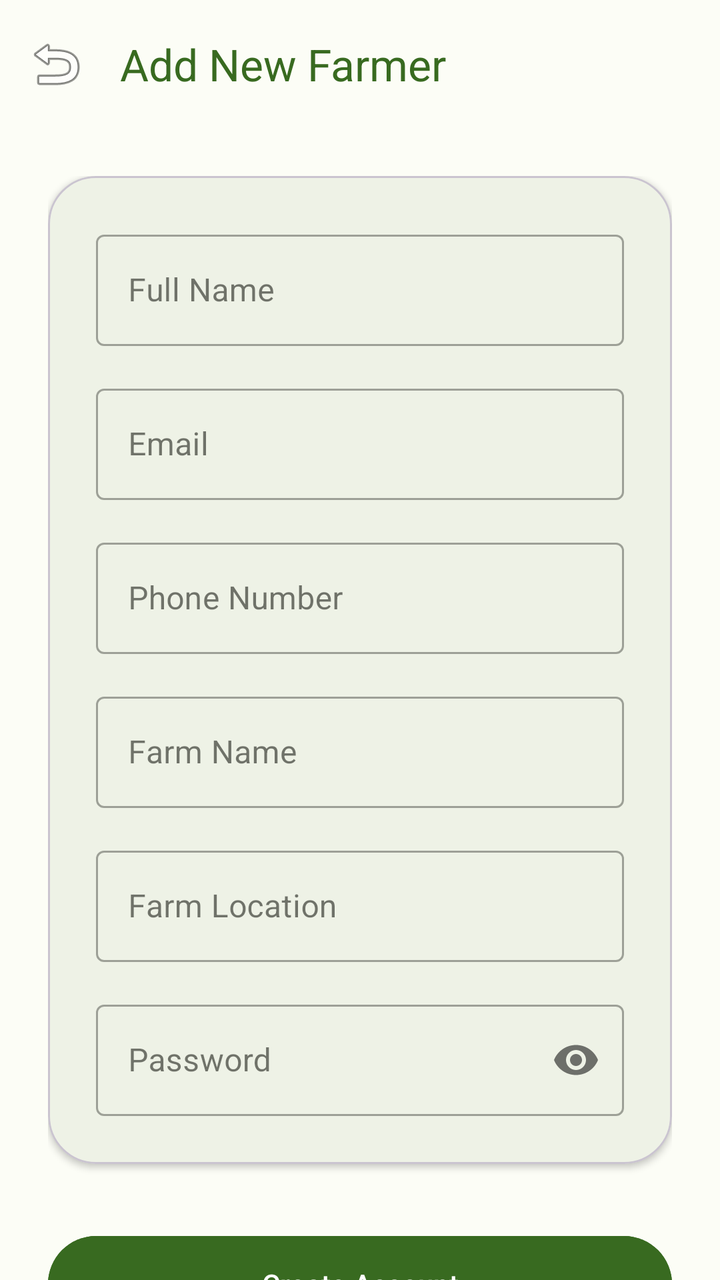
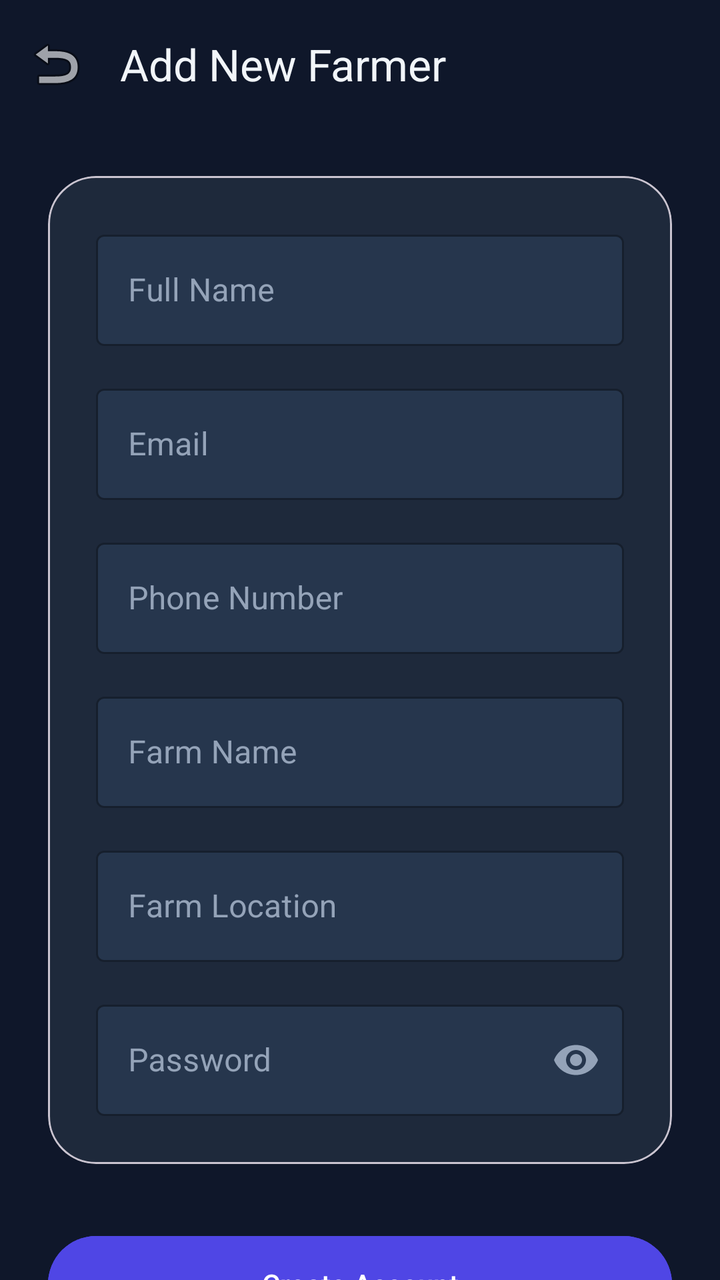

Compare the two renders of this Android layout. The source of the first and the diff that turns it into the second are given below.
<!-- AndroidManifest.xml: application theme Theme.AgriFlow -->
<!-- res/layout/activity_add_farmer.xml -->
<?xml version="1.0" encoding="utf-8"?>
<androidx.coordinatorlayout.widget.CoordinatorLayout xmlns:android="http://schemas.android.com/apk/res/android"
    xmlns:app="http://schemas.android.com/apk/res-auto"
    xmlns:tools="http://schemas.android.com/tools"
    android:layout_width="match_parent"
    android:layout_height="match_parent"
    android:background="@color/bg_light_cream"
    tools:context=".AddFarmerActivity">

    <com.google.android.material.appbar.AppBarLayout
        android:layout_width="match_parent"
        android:layout_height="wrap_content"
        android:background="@android:color/transparent"
        app:elevation="0dp">

        <androidx.appcompat.widget.Toolbar
            android:id="@+id/toolbar"
            android:layout_width="match_parent"
            android:layout_height="?attr/actionBarSize"
            app:navigationIcon="@android:drawable/ic_menu_revert"
            app:navigationIconTint="@color/primary_dark_green"
            app:title="Add New Farmer"
            app:titleTextColor="@color/primary_dark_green" />
    </com.google.android.material.appbar.AppBarLayout>

    <androidx.core.widget.NestedScrollView
        android:layout_width="match_parent"
        android:layout_height="match_parent"
        app:layout_behavior="@string/appbar_scrolling_view_behavior">

        <LinearLayout
            android:layout_width="match_parent"
            android:layout_height="wrap_content"
            android:orientation="vertical"
            android:padding="24dp">

            <com.google.android.material.card.MaterialCardView
                android:layout_width="match_parent"
                android:layout_height="wrap_content"
                app:cardCornerRadius="24dp"
                app:cardElevation="2dp">

                <LinearLayout
                    android:layout_width="match_parent"
                    android:layout_height="wrap_content"
                    android:orientation="vertical"
                    android:padding="24dp">

                    <com.google.android.material.textfield.TextInputLayout
                        android:layout_width="match_parent"
                        android:layout_height="wrap_content"
                        android:hint="@string/full_name"
                        style="@style/Widget.MaterialComponents.TextInputLayout.OutlinedBox">
                        <com.google.android.material.textfield.TextInputEditText
                            android:id="@+id/etFullName"
                            android:layout_width="match_parent"
                            android:layout_height="wrap_content"
                            android:inputType="textPersonName" />
                    </com.google.android.material.textfield.TextInputLayout>

                    <com.google.android.material.textfield.TextInputLayout
                        android:layout_width="match_parent"
                        android:layout_height="wrap_content"
                        android:layout_marginTop="16dp"
                        android:hint="@string/email"
                        style="@style/Widget.MaterialComponents.TextInputLayout.OutlinedBox">
                        <com.google.android.material.textfield.TextInputEditText
                            android:id="@+id/etEmail"
                            android:layout_width="match_parent"
                            android:layout_height="wrap_content"
                            android:inputType="textEmailAddress" />
                    </com.google.android.material.textfield.TextInputLayout>

                    <com.google.android.material.textfield.TextInputLayout
                        android:layout_width="match_parent"
                        android:layout_height="wrap_content"
                        android:layout_marginTop="16dp"
                        android:hint="@string/phone"
                        style="@style/Widget.MaterialComponents.TextInputLayout.OutlinedBox">
                        <com.google.android.material.textfield.TextInputEditText
                            android:id="@+id/etPhone"
                            android:layout_width="match_parent"
                            android:layout_height="wrap_content"
                            android:inputType="phone" />
                    </com.google.android.material.textfield.TextInputLayout>

                    <com.google.android.material.textfield.TextInputLayout
                        android:layout_width="match_parent"
                        android:layout_height="wrap_content"
                        android:layout_marginTop="16dp"
                        android:hint="@string/farm_name"
                        style="@style/Widget.MaterialComponents.TextInputLayout.OutlinedBox">
                        <com.google.android.material.textfield.TextInputEditText
                            android:id="@+id/etFarmName"
                            android:layout_width="match_parent"
                            android:layout_height="wrap_content"
                            android:inputType="text" />
                    </com.google.android.material.textfield.TextInputLayout>

                    <com.google.android.material.textfield.TextInputLayout
                        android:layout_width="match_parent"
                        android:layout_height="wrap_content"
                        android:layout_marginTop="16dp"
                        android:hint="@string/farm_location"
                        style="@style/Widget.MaterialComponents.TextInputLayout.OutlinedBox">
                        <com.google.android.material.textfield.TextInputEditText
                            android:id="@+id/etFarmLocation"
                            android:layout_width="match_parent"
                            android:layout_height="wrap_content"
                            android:inputType="text" />
                    </com.google.android.material.textfield.TextInputLayout>

                    <com.google.android.material.textfield.TextInputLayout
                        android:layout_width="match_parent"
                        android:layout_height="wrap_content"
                        android:layout_marginTop="16dp"
                        android:hint="@string/password"
                        app:passwordToggleEnabled="true"
                        style="@style/Widget.MaterialComponents.TextInputLayout.OutlinedBox">
                        <com.google.android.material.textfield.TextInputEditText
                            android:id="@+id/etPassword"
                            android:layout_width="match_parent"
                            android:layout_height="wrap_content"
                            android:inputType="textPassword" />
                    </com.google.android.material.textfield.TextInputLayout>

                </LinearLayout>
            </com.google.android.material.card.MaterialCardView>

            <Button
                android:id="@+id/btnAddFarmer"
                android:layout_width="match_parent"
                android:layout_height="56dp"
                android:layout_marginTop="32dp"
                android:backgroundTint="@color/primary_dark_green"
                android:text="@string/create_account"
                android:textAllCaps="false"
                android:textColor="@color/white"
                app:cornerRadius="28dp" />

            <ProgressBar
                android:id="@+id/progressBar"
                android:layout_width="wrap_content"
                android:layout_height="wrap_content"
                android:layout_gravity="center"
                android:layout_marginTop="16dp"
                android:visibility="gone"
                android:indeterminateTint="@color/primary_dark_green" />

        </LinearLayout>
    </androidx.core.widget.NestedScrollView>

</androidx.coordinatorlayout.widget.CoordinatorLayout>
<!-- resources referenced by this layout -->
<resources>
  <color name="bg_light_cream">#FCFDF6</color>
  <color name="primary_dark_green">#386A20</color>
  <color name="white">#FFFFFFFF</color>
  <string name="create_account">Create Account</string>
  <string name="email">Email</string>
  <string name="farm_location">Farm Location</string>
  <string name="farm_name">Farm Name</string>
  <string name="full_name">Full Name</string>
  <string name="password">Password</string>
  <string name="phone">Phone Number</string>
  <style name="Theme.AgriFlow" parent="Base.Theme.AgriFlow" />
  <style name="Base.Theme.AgriFlow" parent="Theme.Material3.DayNight.NoActionBar">
          
          <item name="colorPrimary">@color/primary_dark_green</item>
          <item name="android:windowBackground">@color/bg_light_cream</item>
          <item name="colorSurface">@color/bg_light_cream</item>
          <item name="colorOnSurface">@color/on_surface</item>
          <item name="colorSecondary">@color/on_surface_variant</item>
      </style>
  <color name="on_surface">#1A1C16</color>
  <color name="on_surface_variant">#43483D</color>
</resources>

<!-- the commit's change to res/layout/activity_add_farmer.xml (unified diff, before → after) -->
@@ -2,15 +2,16 @@
 <androidx.coordinatorlayout.widget.CoordinatorLayout xmlns:android="http://schemas.android.com/apk/res/android"
     xmlns:app="http://schemas.android.com/apk/res-auto"
     xmlns:tools="http://schemas.android.com/tools"
+    android:id="@+id/main_add_farmer"
     android:layout_width="match_parent"
     android:layout_height="match_parent"
-    android:background="@color/bg_light_cream"
+    android:background="@color/iot_bg"
     tools:context=".AddFarmerActivity">
 
     <com.google.android.material.appbar.AppBarLayout
         android:layout_width="match_parent"
         android:layout_height="wrap_content"
-        android:background="@android:color/transparent"
+        android:background="@color/iot_bg"
         app:elevation="0dp">
 
         <androidx.appcompat.widget.Toolbar
@@ -18,9 +19,9 @@
             android:layout_width="match_parent"
             android:layout_height="?attr/actionBarSize"
             app:navigationIcon="@android:drawable/ic_menu_revert"
-            app:navigationIconTint="@color/primary_dark_green"
+            app:navigationIconTint="@color/iot_on_surface"
             app:title="Add New Farmer"
-            app:titleTextColor="@color/primary_dark_green" />
+            app:titleTextColor="@color/iot_on_surface" />
     </com.google.android.material.appbar.AppBarLayout>
 
     <androidx.core.widget.NestedScrollView
@@ -38,7 +39,8 @@
                 android:layout_width="match_parent"
                 android:layout_height="wrap_content"
                 app:cardCornerRadius="24dp"
-                app:cardElevation="2dp">
+                app:cardElevation="0dp"
+                app:cardBackgroundColor="@color/iot_surface">
 
                 <LinearLayout
                     android:layout_width="match_parent"
@@ -50,11 +52,16 @@
                         android:layout_width="match_parent"
                         android:layout_height="wrap_content"
                         android:hint="@string/full_name"
+                        android:textColorHint="@color/iot_on_surface_variant"
+                        app:hintTextColor="@color/iot_primary"
+                        app:boxStrokeColor="@color/iot_primary"
+                        app:boxBackgroundColor="@color/iot_surface_high"
                         style="@style/Widget.MaterialComponents.TextInputLayout.OutlinedBox">
                         <com.google.android.material.textfield.TextInputEditText
                             android:id="@+id/etFullName"
                             android:layout_width="match_parent"
                             android:layout_height="wrap_content"
+                            android:textColor="@color/iot_on_surface"
                             android:inputType="textPersonName" />
                     </com.google.android.material.textfield.TextInputLayout>
 
@@ -63,11 +70,16 @@
                         android:layout_height="wrap_content"
                         android:layout_marginTop="16dp"
                         android:hint="@string/email"
+                        android:textColorHint="@color/iot_on_surface_variant"
+                        app:hintTextColor="@color/iot_primary"
+                        app:boxStrokeColor="@color/iot_primary"
+                        app:boxBackgroundColor="@color/iot_surface_high"
                         style="@style/Widget.MaterialComponents.TextInputLayout.OutlinedBox">
                         <com.google.android.material.textfield.TextInputEditText
                             android:id="@+id/etEmail"
                             android:layout_width="match_parent"
                             android:layout_height="wrap_content"
+                            android:textColor="@color/iot_on_surface"
                             android:inputType="textEmailAddress" />
                     </com.google.android.material.textfield.TextInputLayout>
 
@@ -76,11 +88,16 @@
                         android:layout_height="wrap_content"
                         android:layout_marginTop="16dp"
                         android:hint="@string/phone"
+                        android:textColorHint="@color/iot_on_surface_variant"
+                        app:hintTextColor="@color/iot_primary"
+                        app:boxStrokeColor="@color/iot_primary"
+                        app:boxBackgroundColor="@color/iot_surface_high"
                         style="@style/Widget.MaterialComponents.TextInputLayout.OutlinedBox">
                         <com.google.android.material.textfield.TextInputEditText
                             android:id="@+id/etPhone"
                             android:layout_width="match_parent"
                             android:layout_height="wrap_content"
+                            android:textColor="@color/iot_on_surface"
                             android:inputType="phone" />
                     </com.google.android.material.textfield.TextInputLayout>
 
@@ -89,11 +106,16 @@
                         android:layout_height="wrap_content"
                         android:layout_marginTop="16dp"
                         android:hint="@string/farm_name"
+                        android:textColorHint="@color/iot_on_surface_variant"
+                        app:hintTextColor="@color/iot_primary"
+                        app:boxStrokeColor="@color/iot_primary"
+                        app:boxBackgroundColor="@color/iot_surface_high"
                         style="@style/Widget.MaterialComponents.TextInputLayout.OutlinedBox">
                         <com.google.android.material.textfield.TextInputEditText
                             android:id="@+id/etFarmName"
                             android:layout_width="match_parent"
                             android:layout_height="wrap_content"
+                            android:textColor="@color/iot_on_surface"
                             android:inputType="text" />
                     </com.google.android.material.textfield.TextInputLayout>
 
@@ -102,11 +124,16 @@
                         android:layout_height="wrap_content"
                         android:layout_marginTop="16dp"
                         android:hint="@string/farm_location"
+                        android:textColorHint="@color/iot_on_surface_variant"
+                        app:hintTextColor="@color/iot_primary"
+                        app:boxStrokeColor="@color/iot_primary"
+                        app:boxBackgroundColor="@color/iot_surface_high"
                         style="@style/Widget.MaterialComponents.TextInputLayout.OutlinedBox">
                         <com.google.android.material.textfield.TextInputEditText
                             android:id="@+id/etFarmLocation"
                             android:layout_width="match_parent"
                             android:layout_height="wrap_content"
+                            android:textColor="@color/iot_on_surface"
                             android:inputType="text" />
                     </com.google.android.material.textfield.TextInputLayout>
 
@@ -115,12 +142,18 @@
                         android:layout_height="wrap_content"
                         android:layout_marginTop="16dp"
                         android:hint="@string/password"
+                        android:textColorHint="@color/iot_on_surface_variant"
+                        app:hintTextColor="@color/iot_primary"
+                        app:boxStrokeColor="@color/iot_primary"
+                        app:boxBackgroundColor="@color/iot_surface_high"
                         app:passwordToggleEnabled="true"
+                        app:passwordToggleTint="@color/iot_on_surface_variant"
                         style="@style/Widget.MaterialComponents.TextInputLayout.OutlinedBox">
                         <com.google.android.material.textfield.TextInputEditText
                             android:id="@+id/etPassword"
                             android:layout_width="match_parent"
                             android:layout_height="wrap_content"
+                            android:textColor="@color/iot_on_surface"
                             android:inputType="textPassword" />
                     </com.google.android.material.textfield.TextInputLayout>
 
@@ -132,7 +165,7 @@
                 android:layout_width="match_parent"
                 android:layout_height="56dp"
                 android:layout_marginTop="32dp"
-                android:backgroundTint="@color/primary_dark_green"
+                android:backgroundTint="@color/iot_primary"
                 android:text="@string/create_account"
                 android:textAllCaps="false"
                 android:textColor="@color/white"
@@ -145,7 +178,7 @@
                 android:layout_gravity="center"
                 android:layout_marginTop="16dp"
                 android:visibility="gone"
-                android:indeterminateTint="@color/primary_dark_green" />
+                android:indeterminateTint="@color/iot_primary" />
 
         </LinearLayout>
     </androidx.core.widget.NestedScrollView>
<!-- resource entries referenced after the edit -->
@@ -1,5 +1,11 @@
 <!-- resources referenced by this layout -->
 <resources>
+  <color name="iot_bg">#0F172A</color>
+  <color name="iot_on_surface">#F1F5F9</color>
+  <color name="iot_on_surface_variant">#94A3B8</color>
+  <color name="iot_primary">#4F46E5</color>
+  <color name="iot_surface">#1E293B</color>
+  <color name="iot_surface_high">#26364D</color>
   <color name="bg_light_cream">#FCFDF6</color>
   <color name="primary_dark_green">#386A20</color>
   <color name="white">#FFFFFFFF</color>
